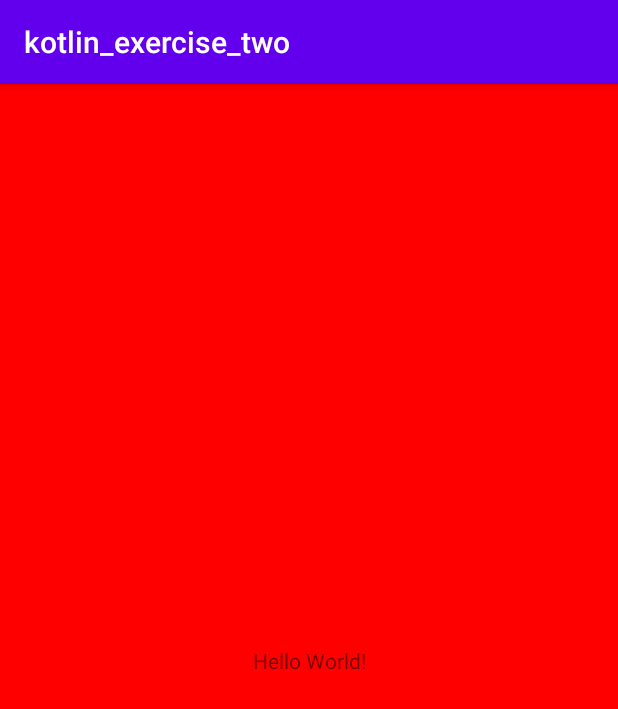
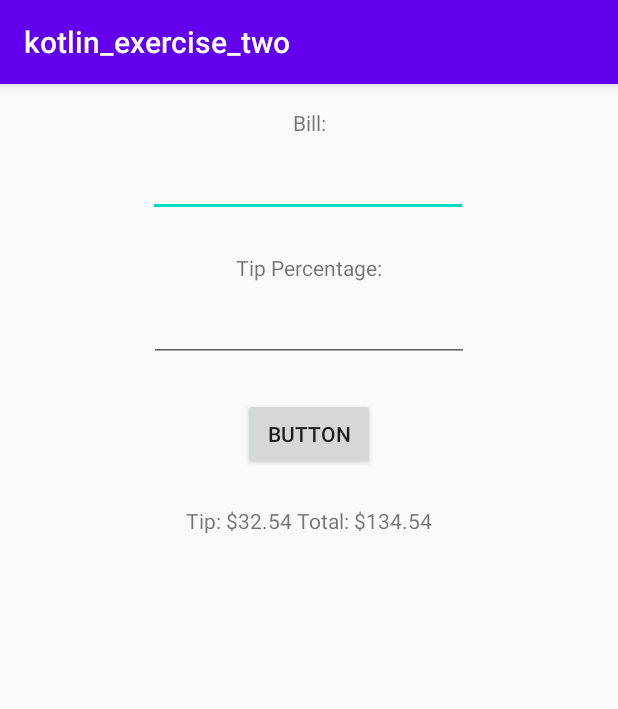
Before and after one commit to Jitgitbit/kotlin_exercise_two, an Android app: the screen it shows after launch (MainActivity), on a phone screen of 412 x 824 dp. Shown: the top 709 px of the screen. Run offline under Robolectric (Android 15) with nearby library versions, the phone set to English and light mode, and no system bars.

Commit message:
playing with layout

```diff
--- a/app/src/main/java/com/example/kotlin_exercise_two/MainActivity.kt
+++ b/app/src/main/java/com/example/kotlin_exercise_two/MainActivity.kt
@@ -8,7 +8,5 @@ class MainActivity : AppCompatActivity() {
     override fun onCreate(savedInstanceState: Bundle?) {
         super.onCreate(savedInstanceState)
         setContentView(R.layout.activity_main)
-
-        window.decorView.setBackgroundColor(Color.RED)
     }
 }
--- a/app/src/main/res/layout/activity_main.xml
+++ b/app/src/main/res/layout/activity_main.xml
@@ -7,12 +7,71 @@
     tools:context=".MainActivity">
 
     <TextView
+        android:id="@+id/textView"
         android:layout_width="wrap_content"
         android:layout_height="wrap_content"
-        android:text="Hello World!"
-        app:layout_constraintBottom_toBottomOf="parent"
-        app:layout_constraintLeft_toLeftOf="parent"
-        app:layout_constraintRight_toRightOf="parent"
+        android:layout_marginTop="16dp"
+        android:text="Bill:"
+        app:layout_constraintEnd_toEndOf="parent"
+        app:layout_constraintHorizontal_bias="0.5"
+        app:layout_constraintStart_toStartOf="parent"
         app:layout_constraintTop_toTopOf="parent" />
 
+    <EditText
+        android:id="@+id/editTextNumberDecimal"
+        android:layout_width="wrap_content"
+        android:layout_height="wrap_content"
+        android:layout_marginTop="8dp"
+        android:ems="10"
+        android:inputType="numberDecimal"
+        app:layout_constraintEnd_toEndOf="parent"
+        app:layout_constraintHorizontal_bias="0.497"
+        app:layout_constraintStart_toStartOf="parent"
+        app:layout_constraintTop_toBottomOf="@+id/textView" />
+
+    <TextView
+        android:id="@+id/textView2"
+        android:layout_width="wrap_content"
+        android:layout_height="wrap_content"
+        android:layout_marginTop="24dp"
+        android:text="Tip Percentage:"
+        app:layout_constraintEnd_toEndOf="parent"
+        app:layout_constraintHorizontal_bias="0.5"
+        app:layout_constraintStart_toStartOf="parent"
+        app:layout_constraintTop_toBottomOf="@+id/editTextNumberDecimal" />
+
+    <EditText
+        android:id="@+id/editTextNumber"
+        android:layout_width="wrap_content"
+        android:layout_height="wrap_content"
+        android:layout_marginTop="8dp"
+        android:ems="10"
+        android:inputType="number"
+        app:layout_constraintEnd_toEndOf="parent"
+        app:layout_constraintHorizontal_bias="0.5"
+        app:layout_constraintStart_toStartOf="parent"
+        app:layout_constraintTop_toBottomOf="@+id/textView2" />
+
+    <Button
+        android:id="@+id/button"
+        android:layout_width="wrap_content"
+        android:layout_height="wrap_content"
+        android:layout_marginTop="24dp"
+        android:text="Button"
+        app:layout_constraintEnd_toEndOf="parent"
+        app:layout_constraintHorizontal_bias="0.5"
+        app:layout_constraintStart_toStartOf="parent"
+        app:layout_constraintTop_toBottomOf="@+id/editTextNumber" />
+
+    <TextView
+        android:id="@+id/textView3"
+        android:layout_width="wrap_content"
+        android:layout_height="wrap_content"
+        android:layout_marginTop="24dp"
+        android:text="Tip: $32.54 Total: $134.54"
+        app:layout_constraintEnd_toEndOf="parent"
+        app:layout_constraintHorizontal_bias="0.5"
+        app:layout_constraintStart_toStartOf="parent"
+        app:layout_constraintTop_toBottomOf="@+id/button" />
+
 </androidx.constraintlayout.widget.ConstraintLayout>
```
Also changed, not shown: 1 other file.
